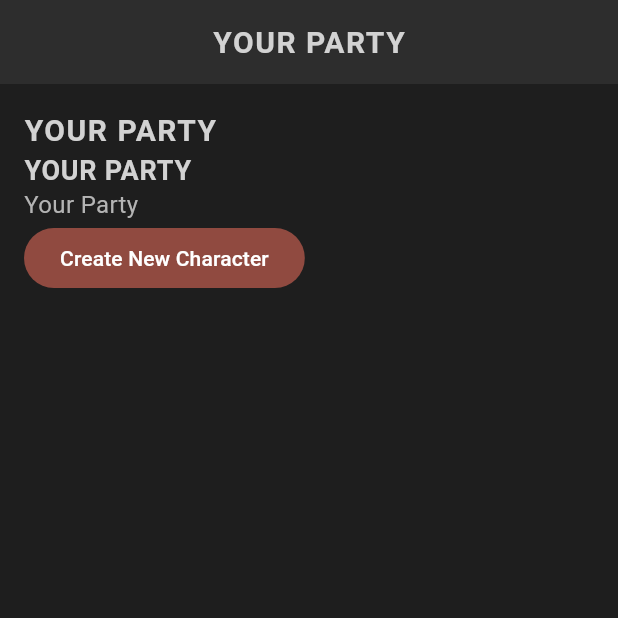
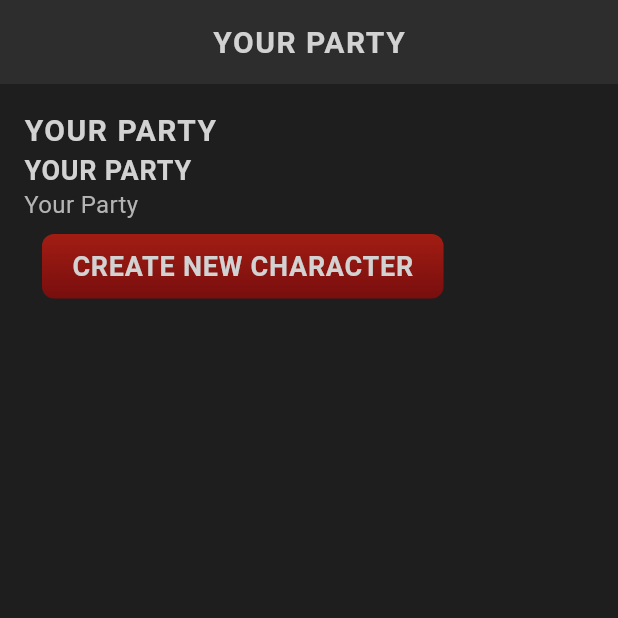
Before and after one commit to hendrasan/flutter-rpg-party-crud, a Flutter app: the screen it shows after launch, on a phone screen of 412 x 824 dp, the top half of it. Run offline on Flutter 3.47's test engine with Material 3 defaults, Android fonts, the phone set to English and light mode, and no system bars; our stand-ins replace google_fonts; Roboto replaces fonts that are missing (Kanit).

Commit message:
add styled button

```diff
--- a/lib/screens/home/home.dart
+++ b/lib/screens/home/home.dart
@@ -1,4 +1,5 @@
 import 'package:flutter/material.dart';
+import 'package:flutter_rpg/shared/styled_button.dart';
 import 'package:flutter_rpg/shared/styled_text.dart';
 
 class Home extends StatefulWidget {
@@ -24,8 +25,9 @@ class _HomeState extends State<Home> {
             const StyledTitle('Your Party'),
             const StyledHeadline('Your Party'),
             const StyledText('Your Party'),
-            FilledButton(
-                onPressed: () {}, child: const Text('Create New Character')),
+            StyledButton(
+                onPressed: () {},
+                child: const StyledHeadline('Create New Character')),
           ],
         ),
       ),
--- /dev/null
+++ b/lib/shared/styled_button.dart
@@ -0,0 +1,34 @@
+import 'package:flutter/material.dart';
+import 'package:flutter_rpg/theme.dart';
+
+class StyledButton extends StatelessWidget {
+  const StyledButton({
+    super.key,
+    required this.onPressed,
+    required this.child,
+  });
+
+  final VoidCallback onPressed;
+  final Widget child;
+
+  @override
+  Widget build(BuildContext context) {
+    return TextButton(
+      onPressed: onPressed,
+      child: Container(
+        decoration: BoxDecoration(
+            gradient: LinearGradient(
+              colors: [
+                AppColors.primaryColor,
+                AppColors.primaryAccent,
+              ],
+              begin: Alignment.topCenter,
+              end: Alignment.bottomCenter,
+            ),
+            borderRadius: const BorderRadius.all(Radius.circular(8))),
+        padding: const EdgeInsets.symmetric(horizontal: 20, vertical: 10),
+        child: child,
+      ),
+    );
+  }
+}
```
